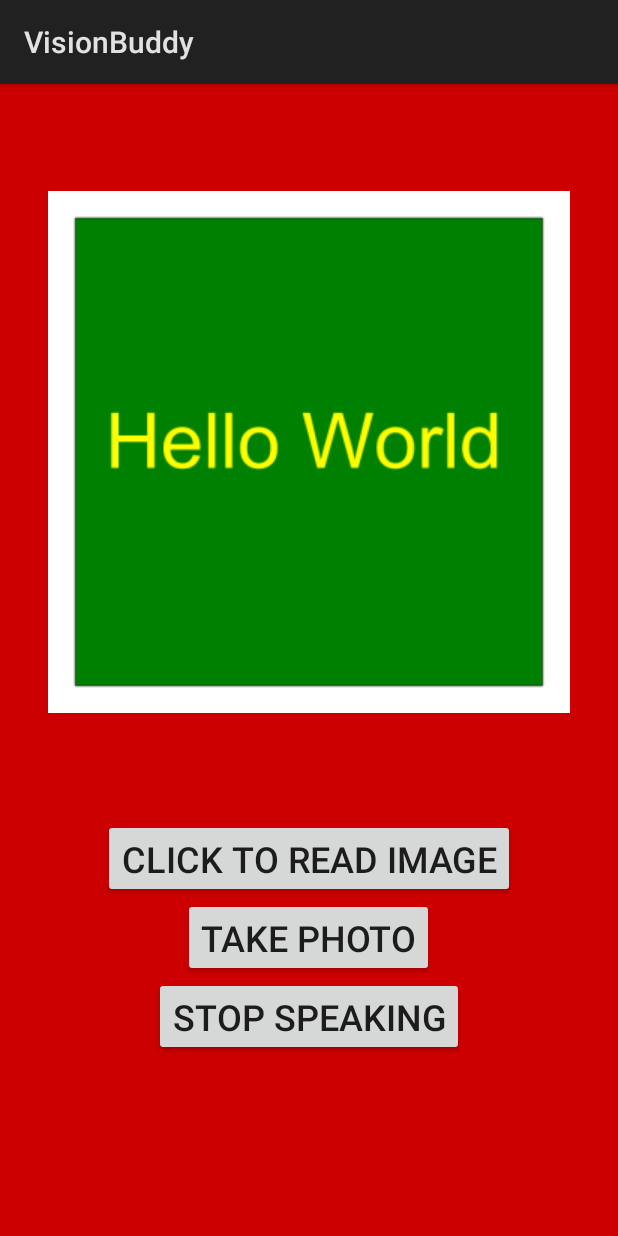
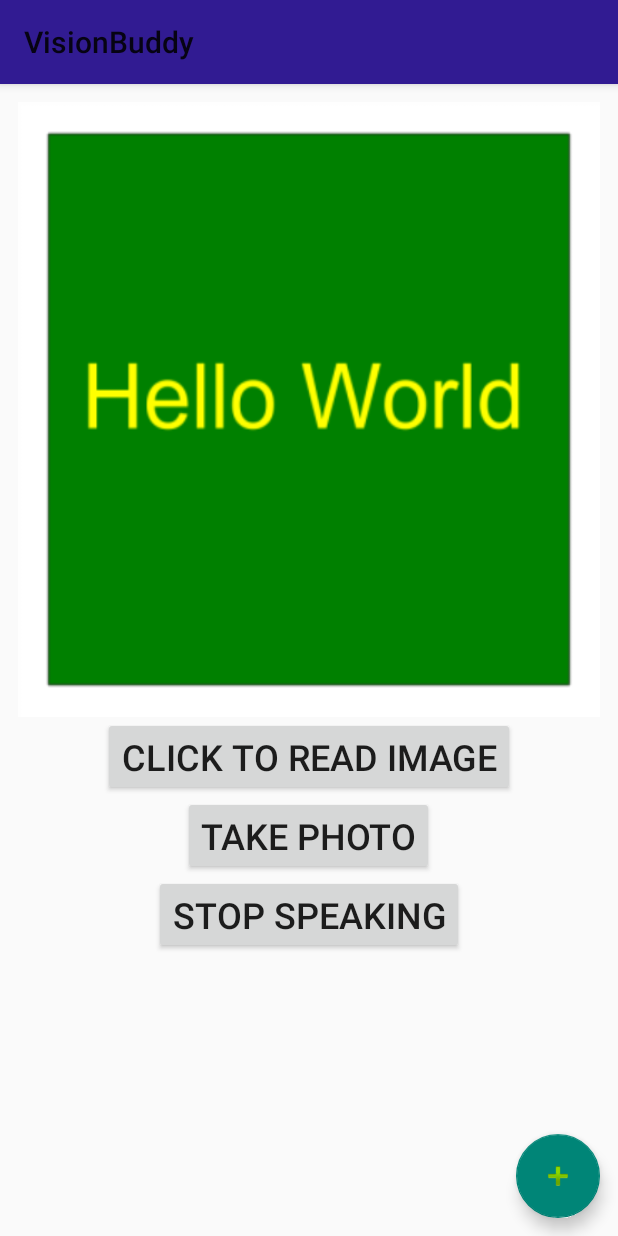
Before and after one commit to Shrehit/VisionBuddy, an Android app: the screen it shows after launch (MainActivity), on a phone screen of 412 x 824 dp. Run offline under Robolectric (Android 15) with nearby library versions, the phone set to English and light mode, and no system bars.

```diff
--- a/app/build.gradle
+++ b/app/build.gradle
@@ -31,4 +31,5 @@ dependencies {
     implementation 'com.google.android.gms:play-services-vision:17.0.2'
     implementation 'com.android.support:support-v13:28.0.0'
     implementation 'com.commonsware.cwac:provider:0.5.0'
+    implementation 'com.android.support:design:28.0.0'
 }
--- a/app/src/main/res/layout/main.xml
+++ b/app/src/main/res/layout/main.xml
@@ -1,17 +1,20 @@
 <?xml version="1.0" encoding="utf-8"?>
 
 <LinearLayout xmlns:android="http://schemas.android.com/apk/res/android"
-    android:layout_width="match_parent" android:layout_height="match_parent"
-    android:orientation="vertical"
-    android:background="@android:color/holo_red_dark">
+    android:layout_width="match_parent"
+    android:layout_height="match_parent"
+    xmlns:app="http://schemas.android.com/apk/res-auto"
+    android:orientation="vertical">
     <ImageView
         android:layout_gravity= "center_horizontal|top"
         android:layout_width="match_parent"
         android:layout_height="0dp"
         android:layout_weight="1"
-        android:scaleType="centerInside"
-        android:id="@+id/image"
-        android:layout_marginHorizontal="12dp"/>
+        android:scaleType="fitXY"
+        android:layout_marginStart="12dp"
+        android:layout_marginEnd="12dp"
+        android:layout_marginTop="12dp"
+        android:id="@+id/image"/>
     <Button
         android:layout_gravity = "center_horizontal"
         android:text="Click To Read Image"
@@ -42,4 +45,12 @@
         android:layout_width="wrap_content"
         android:scrollbars="vertical"
         android:layout_height="120dp" />
+    <android.support.design.widget.FloatingActionButton
+        android:id="@+id/fab"
+        android:layout_width="wrap_content"
+        android:layout_height="wrap_content"
+        android:layout_gravity="bottom|end"
+        android:layout_marginEnd="12dp"
+        android:layout_marginBottom="12dp"
+        app:srcCompat="@android:drawable/ic_input_add" />
 </LinearLayout>
--- a/app/src/main/res/values/styles.xml
+++ b/app/src/main/res/values/styles.xml
@@ -1,8 +1,11 @@
 <resources>
 
     <!-- Base application theme. -->
-    <style name="AppTheme" parent="android:Theme.Material.Light.DarkActionBar">
+    <style name="AppTheme" parent="Theme.AppCompat.Light">
         <!-- Customize your theme here. -->
+        <item name="colorPrimary">#311b92</item>
+        <item name="colorPrimaryDark">#000063</item>
+        <item name="colorSecondary">#e91e63</item>
     </style>
 
 </resources>
```
Also changed, not shown: app/src/main/java/com/example/shrehitgoel/visionbuddy/MainActivity.java (+70 -26 lines).
